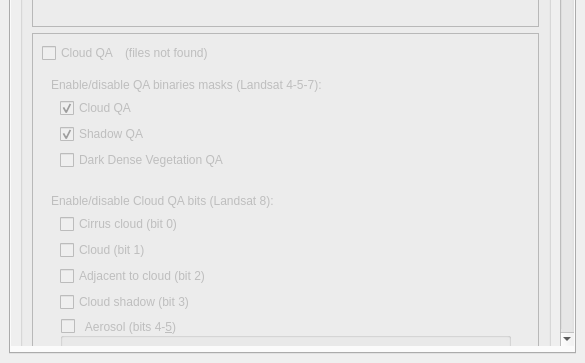
Before: the Qt Designer form ui/cloud_masking_dockwidget_base.ui in SMByC/CloudMasking, drawn with Qt 5; both pictures show x 0 to 585 and y 482 to 845 of the 585 by 845 pixel window.
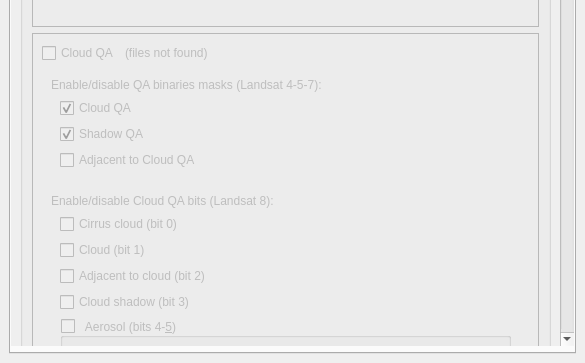
After: the same form once the commit is applied. Icons and pictures are not drawn. Custom widgets are drawn as their Qt base class.

Commit message: Changed DDV QA filter for Adjacent to cloud in Cloud QA filter

Diff of the .ui file:
```diff
--- a/ui/cloud_masking_dockwidget_base.ui
+++ b/ui/cloud_masking_dockwidget_base.ui
@@ -476,7 +476,7 @@
            <property name="geometry">
             <rect>
              <x>0</x>
-             <y>0</y>
+             <y>-446</y>
              <width>551</width>
              <height>2130</height>
             </rect>
@@ -1468,7 +1468,7 @@
                         <item>
                          <widget class="QCheckBox" name="checkBox_DDVQA_mask">
                           <property name="text">
-                           <string>Dark Dense Vegetation QA</string>
+                           <string>Adjacent to Cloud QA</string>
                           </property>
                          </widget>
                         </item>
```
Left out of the diff: 2 changed lines with no effect on the pictures. The commit also changes 3 other files.
